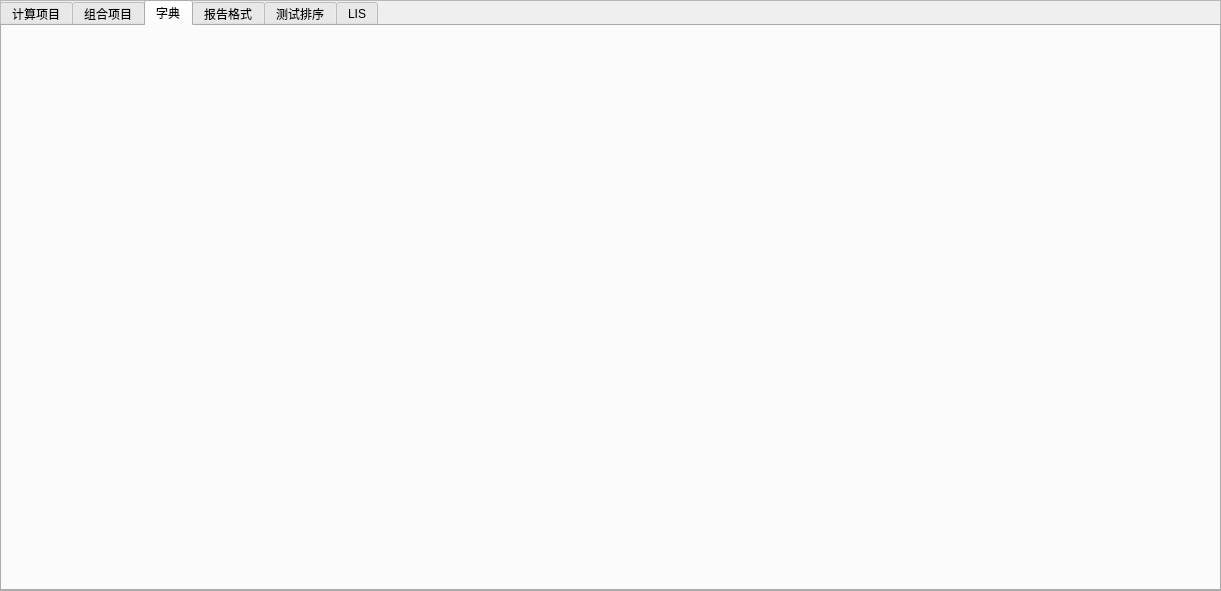
Qt form systemframe.ui (lsoftp/water) before a commit.
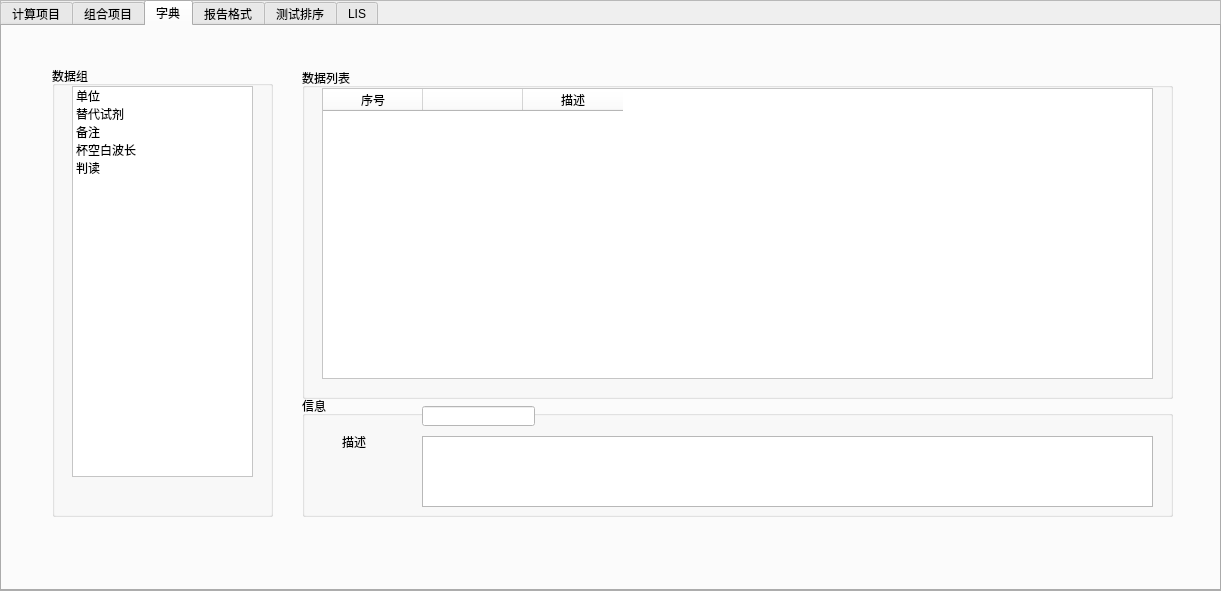
The same form after that commit. The open tabs and pages were chosen to show the change. Icons and pictures are not drawn.

Commit message:
add ui of  system dictionary
basic gui

Diff of the .ui file:
```diff
--- a/systemframe.ui
+++ b/systemframe.ui
@@ -388,6 +388,160 @@
     <attribute name="title">
      <string>字典</string>
     </attribute>
+    <widget class="QGroupBox" name="groupBox_2">
+     <property name="geometry">
+      <rect>
+       <x>50</x>
+       <y>40</y>
+       <width>221</width>
+       <height>451</height>
+      </rect>
+     </property>
+     <property name="title">
+      <string>数据组</string>
+     </property>
+     <widget class="QListWidget" name="listWidget">
+      <property name="geometry">
+       <rect>
+        <x>20</x>
+        <y>20</y>
+        <width>181</width>
+        <height>391</height>
+       </rect>
+      </property>
+      <property name="styleSheet">
+       <string notr="true">background-color: rgb(255, 255, 255);</string>
+      </property>
+      <item>
+       <property name="text">
+        <string>单位</string>
+       </property>
+      </item>
+      <item>
+       <property name="text">
+        <string>替代试剂</string>
+       </property>
+      </item>
+      <item>
+       <property name="text">
+        <string>备注</string>
+       </property>
+      </item>
+      <item>
+       <property name="text">
+        <string>杯空白波长</string>
+       </property>
+      </item>
+      <item>
+       <property name="text">
+        <string>判读</string>
+       </property>
+      </item>
+     </widget>
+    </widget>
+    <widget class="QGroupBox" name="groupBox_3">
+     <property name="geometry">
+      <rect>
+       <x>300</x>
+       <y>42</y>
+       <width>871</width>
+       <height>331</height>
+      </rect>
+     </property>
+     <property name="title">
+      <string>数据列表</string>
+     </property>
+     <widget class="QTableWidget" name="tableWidget_5">
+      <property name="geometry">
+       <rect>
+        <x>20</x>
+        <y>20</y>
+        <width>831</width>
+        <height>291</height>
+       </rect>
+      </property>
+      <property name="styleSheet">
+       <string notr="true">background-color: rgb(255, 255, 255);</string>
+      </property>
+      <column>
+       <property name="text">
+        <string>序号</string>
+       </property>
+      </column>
+      <column>
+       <property name="text">
+        <string/>
+       </property>
+      </column>
+      <column>
+       <property name="text">
+        <string>描述</string>
+       </property>
+      </column>
+     </widget>
+    </widget>
+    <widget class="QGroupBox" name="groupBox_4">
+     <property name="geometry">
+      <rect>
+       <x>300</x>
+       <y>370</y>
+       <width>871</width>
+       <height>121</height>
+      </rect>
+     </property>
+     <property name="title">
+      <string>信息</string>
+     </property>
+     <widget class="QLabel" name="label_6">
+      <property name="geometry">
+       <rect>
+        <x>40</x>
+        <y>10</y>
+        <width>54</width>
+        <height>12</height>
+       </rect>
+      </property>
+      <property name="text">
+       <string/>
+      </property>
+     </widget>
+     <widget class="QLineEdit" name="lineEdit_4">
+      <property name="geometry">
+       <rect>
+        <x>120</x>
+        <y>10</y>
+        <width>113</width>
+        <height>20</height>
+       </rect>
+      </property>
+      <property name="styleSheet">
+       <string notr="true">background-color: rgb(255, 255, 255);</string>
+      </property>
+     </widget>
+     <widget class="QTextEdit" name="textEdit">
+      <property name="geometry">
+       <rect>
+        <x>120</x>
+        <y>40</y>
+        <width>731</width>
+        <height>71</height>
+       </rect>
+      </property>
+     </widget>
+     <widget class="QLabel" name="label_7">
+      <property name="geometry">
+       <rect>
+        <x>40</x>
+        <y>40</y>
+        <width>54</width>
+        <height>12</height>
+       </rect>
+      </property>
+      <property name="text">
+       <string>描述</string>
+      </property>
+     </widget>
+    </widget>
    </widget>
    <widget class="QWidget" name="tab_4">
     <attribute name="title">
```
Left out of the diff: 73 changed lines with no effect on the pictures. The commit also changes 2 other files.
